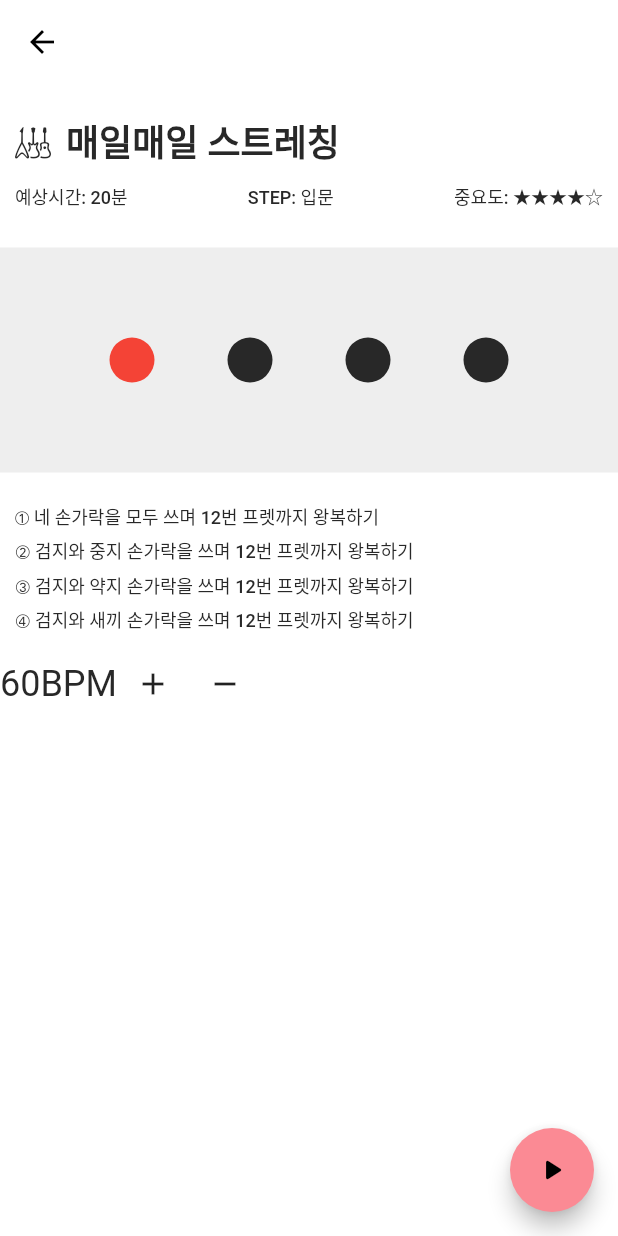
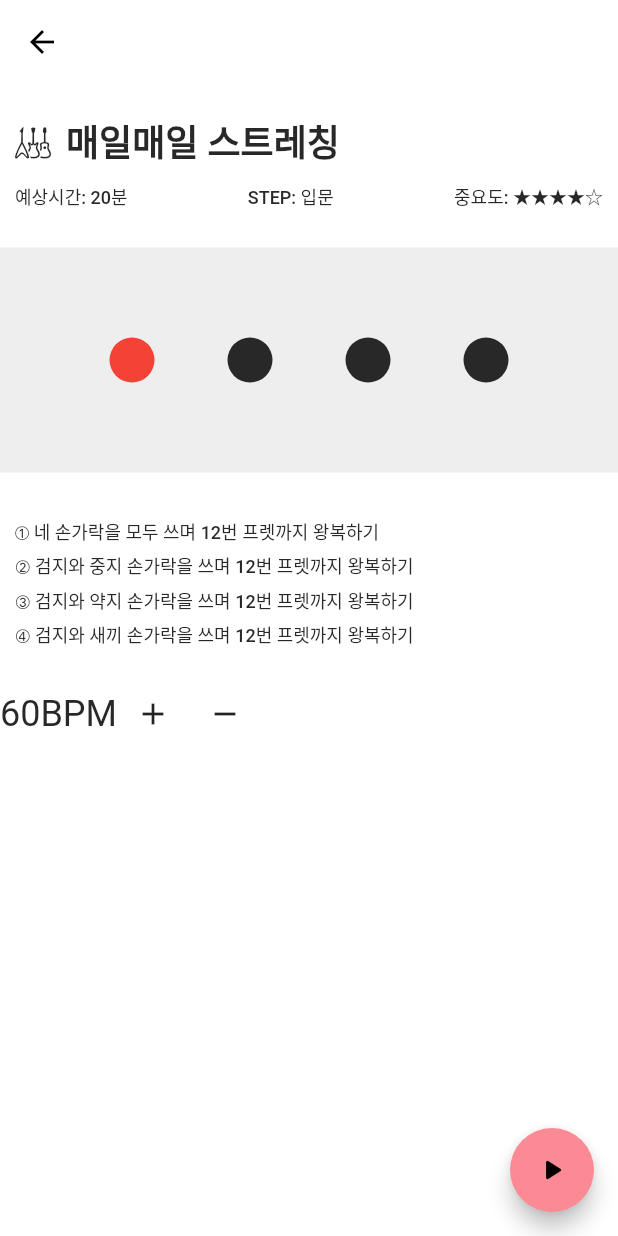
Before and after one commit to kimchungdo/TicQuitar, a Flutter app: the screen it shows after launch, after a tap on "매일매일 스트레칭", on a phone screen of 412 x 824 dp. Run offline on Flutter 3.47's test engine with Material 2 defaults, Android fonts, the phone set to English and light mode, and no system bars; our stand-ins replace carousel_slider.

Commit message:
tiny fix

```diff
--- a/TicQuitar2.0/lib/page/daily_tab/stretch_page.dart
+++ b/TicQuitar2.0/lib/page/daily_tab/stretch_page.dart
@@ -86,7 +86,7 @@ class _StretchPageState extends State<StretchPage> {
       );
 
   Widget buildGuide() => Container(
-        padding: const EdgeInsets.symmetric(vertical: 10, horizontal: 10),
+        padding: const EdgeInsets.symmetric(vertical: 20, horizontal: 10),
         child: Column(
           crossAxisAlignment: CrossAxisAlignment.start,
           children: [
```
